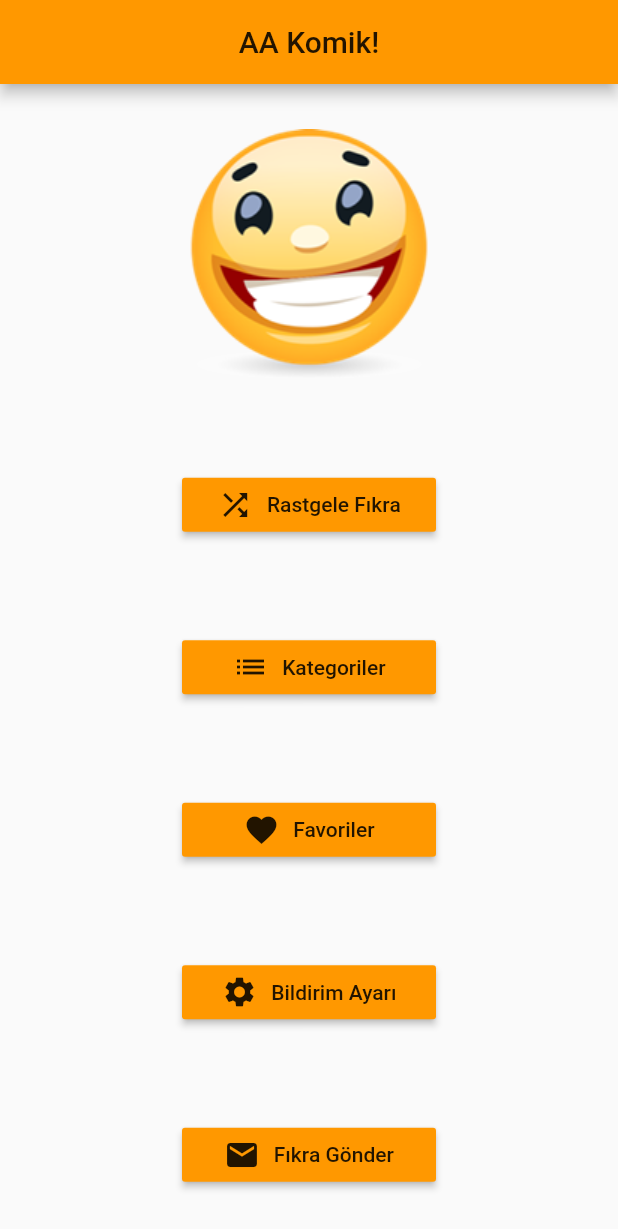
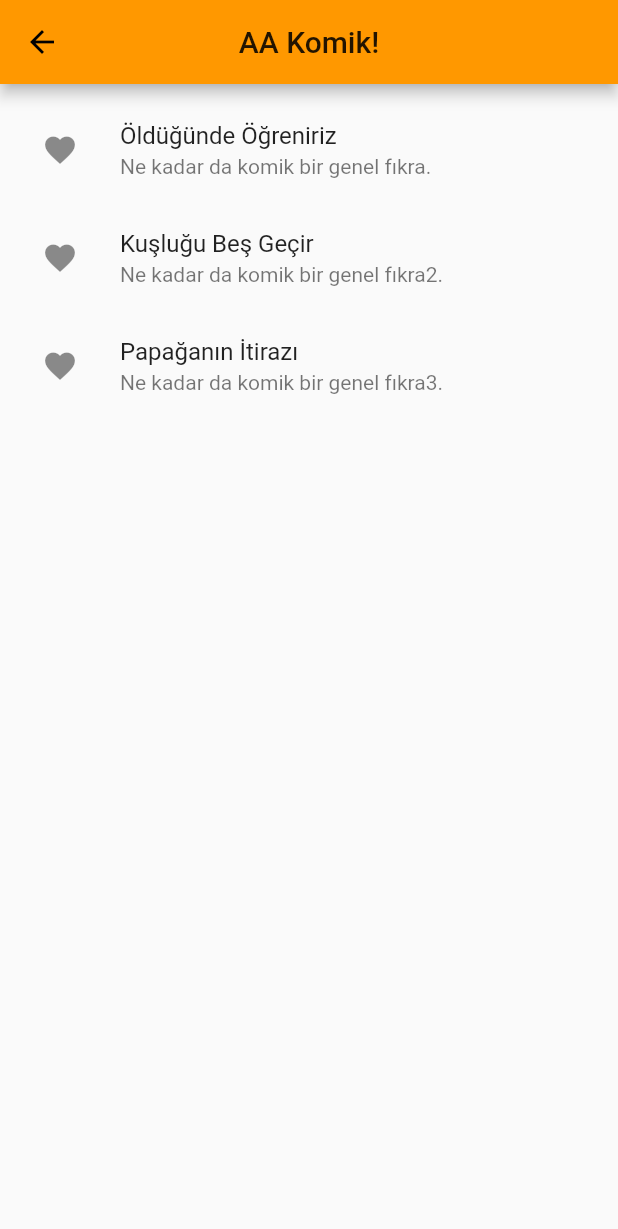
Before and after one commit to anilulak/aakomik, a Flutter app: the screen it shows after launch, after a tap on "Favoriler", on a phone screen of 412 x 824 dp. Shown: the top 1229 px of the screen. Run offline on Flutter 3.47's test engine with Material 2 defaults, Android fonts, the phone set to English and light mode, and no system bars.

Commit message:
Favourite jokes UI is added.

```diff
--- /dev/null
+++ b/lib/favourites.dart
@@ -0,0 +1,36 @@
+import 'package:flutter/material.dart';
+import 'package:aakomik/favouriteslist/favourite_list.dart';
+import 'package:aakomik/favouriteslist/modal/favourite.dart';
+
+class Favourites extends StatelessWidget {
+  @override
+  Widget build(BuildContext context) {
+    final title = 'AA Komik!';
+
+    return new Scaffold(
+      appBar: new AppBar(
+        title: new Text(title),
+        centerTitle: true,
+      ),
+      body: new FavouritesPage(),
+    );
+  }
+}
+
+class FavouritesPage extends StatelessWidget {
+  _buildFavouritesList() {
+    return <FavouriteModal>[
+      const FavouriteModal(
+          categoryId: 1, jokeId: 1, jokeHeader: 'Öldüğünde Öğreniriz', jokeText: 'Ne kadar da komik bir genel fıkra.'),
+      const FavouriteModal(
+          categoryId: 1, jokeId: 2, jokeHeader: 'Kuşluğu Beş Geçir', jokeText: 'Ne kadar da komik bir genel fıkra2.'),
+      const FavouriteModal(
+          categoryId: 1, jokeId: 3, jokeHeader: 'Papağanın İtirazı', jokeText: 'Ne kadar da komik bir genel fıkra3.'),
+    ];
+  }
+
+  @override
+  Widget build(BuildContext context) {
+    return new Scaffold(body: new FavouritesList(_buildFavouritesList()));
+  }
+}
--- /dev/null
+++ b/lib/favouriteslist/favourite_list.dart
@@ -0,0 +1,23 @@
+import 'package:flutter/material.dart';
+import 'package:aakomik/favouriteslist/favourite_list_item.dart';
+import 'package:aakomik/favouriteslist/modal/favourite.dart';
+
+class FavouritesList extends StatelessWidget {
+  final List<FavouriteModal> _favouriteModal;
+
+  FavouritesList(this._favouriteModal);
+
+  @override
+  Widget build(BuildContext context) {
+    return new ListView(
+      padding: new EdgeInsets.symmetric(vertical: 8.0),
+      children: _buildFavouritesList(),
+    );
+  }
+
+  List<FavouriteListItem> _buildFavouritesList() {
+    return _favouriteModal
+        .map((favourite) => new FavouriteListItem(favourite))
+        .toList();
+  }
+}
--- /dev/null
+++ b/lib/favouriteslist/favourite_list_item.dart
@@ -0,0 +1,25 @@
+import 'package:flutter/material.dart';
+import 'package:aakomik/favouriteslist/modal/favourite.dart';
+
+class FavouriteListItem extends StatelessWidget {
+  final FavouriteModal _favouriteModal;
+
+  FavouriteListItem(this._favouriteModal);
+
+  @override
+  Widget build(BuildContext context) {
+    return new ListTile(
+        onTap: () {
+          print('fikra will be opened');
+          Navigator.of(context).pushNamed("/Joke");
+        },
+        leading: new IconButton(
+          icon: new Icon(Icons.favorite),
+          onPressed: () {
+            print('favhello: it will ask fikra will be dropped from favslist.');
+          },
+        ),
+        title: new Text(_favouriteModal.jokeHeader),
+        subtitle: new Text(_favouriteModal.jokeText));
+  }
+}
--- /dev/null
+++ b/lib/favouriteslist/modal/favourite.dart
@@ -0,0 +1,8 @@
+class FavouriteModal {
+  final int categoryId;
+  final int jokeId;
+  final String jokeHeader;
+  final String jokeText;
+
+  const FavouriteModal({this.categoryId, this.jokeId, this.jokeHeader, this.jokeText});
+}
--- a/lib/main.dart
+++ b/lib/main.dart
@@ -3,6 +3,7 @@ import 'joke.dart';
 import 'categories.dart';
 import 'notification_option.dart';
 import 'jokes.dart';
+import 'favourites.dart';
 
 void main() => runApp(new MyApp());
 
@@ -15,6 +16,7 @@ class MyApp extends StatelessWidget {
       "/NotificationOption": (BuildContext context) => new NotificationOption(),
       "/Categories": (BuildContext context) => new Categories(),
       "/Jokes": (BuildContext context) => new Jokes(),
+      "/Favourites": (BuildContext context) => new Favourites(),
     };
     return new MaterialApp(
       debugShowCheckedModeBanner: false,
@@ -100,6 +102,9 @@ class MenuButton extends StatelessWidget {
     else if(this.id==2){
       Navigator.of(context).pushNamed("/Categories");
     }
+    else if(this.id == 3) {
+      Navigator.of(context).pushNamed("/Favourites");
+    }
     else if(this.id == 4) {
       Navigator.of(context).pushNamed("/NotificationOption");
     }
```
